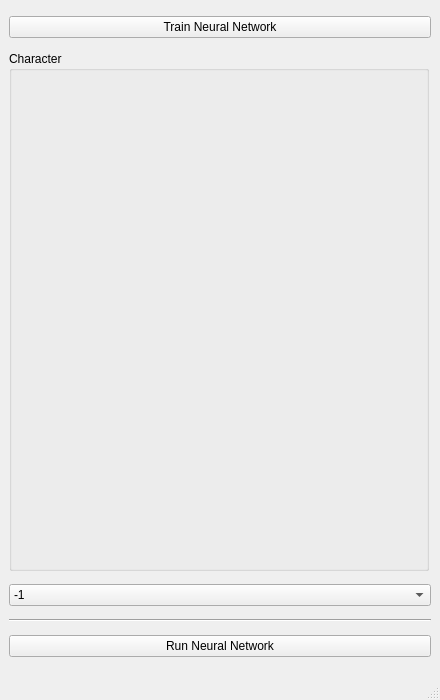
MikeHGO/ia-cc-2019-2-michael, file 6_0_character_recognition/character_recognition.ui: the form before one commit.
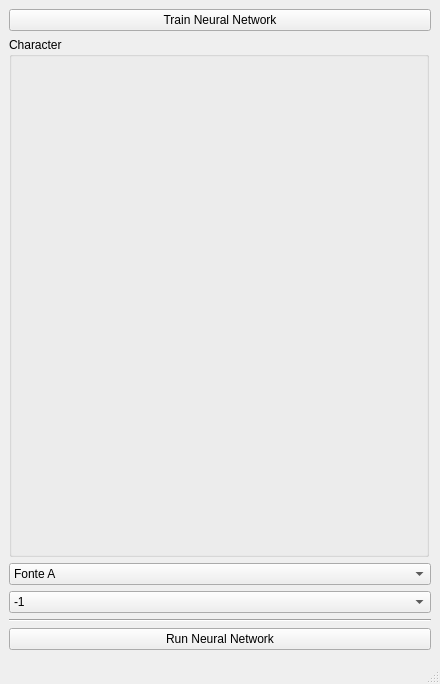
The form after the commit. Icons and pictures are not drawn.

Diff of the .ui file:
```diff
--- a/6_0_character_recognition/character_recognition.ui
+++ b/6_0_character_recognition/character_recognition.ui
@@ -7,7 +7,7 @@
     <x>0</x>
     <y>0</y>
     <width>440</width>
-    <height>700</height>
+    <height>684</height>
    </rect>
   </property>
   <property name="windowTitle">
@@ -2466,6 +2466,20 @@
       </layout>
      </widget>
     </item>
+    <item>
+     <widget class="QComboBox" name="fontComboBox">
+      <item>
+       <property name="text">
+        <string>Fonte A</string>
+       </property>
+      </item>
+      <item>
+       <property name="text">
+        <string>Fonte J</string>
+       </property>
+      </item>
+     </widget>
+    </item>
     <item>
      <widget class="QComboBox" name="characterComboBox">
       <item>
```
